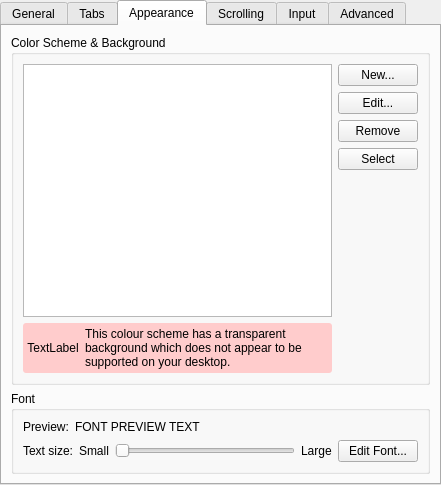
Qt form src/EditProfileDialog.ui (KDE/konsole) before a commit.
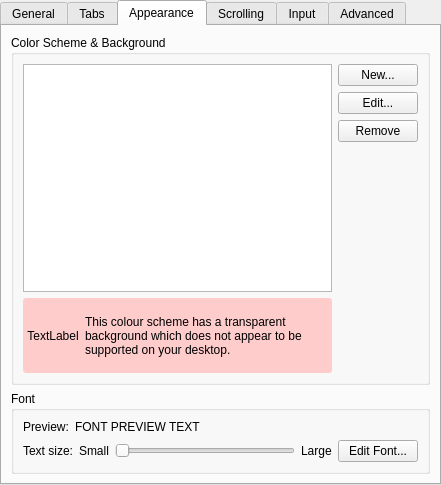
The same form after that commit. The open tabs and pages were chosen to show the change. Custom widgets are drawn as their Qt base class.

Commit message: Remove the Select button from the Appearance and Input pages of the profile editor as it is no longer needed.

What changed in the file:
```diff
--- a/src/EditProfileDialog.ui
+++ b/src/EditProfileDialog.ui
@@ -426,17 +426,7 @@
             </property>
            </widget>
           </item>
-          <item row="3" column="1" >
-           <widget class="QPushButton" name="selectColorSchemeButton" >
-            <property name="toolTip" >
-             <string>Use the selected color scheme for this profile</string>
-            </property>
-            <property name="text" >
-             <string>Select</string>
-            </property>
-           </widget>
-          </item>
-          <item row="4" column="1" >
+          <item rowspan="2" row="3" column="1" >
            <spacer>
             <property name="orientation" >
              <enum>Qt::Vertical</enum>
```
Left out of the diff: 10 changed lines with no effect on the pictures. The commit also changes 1 other file.
